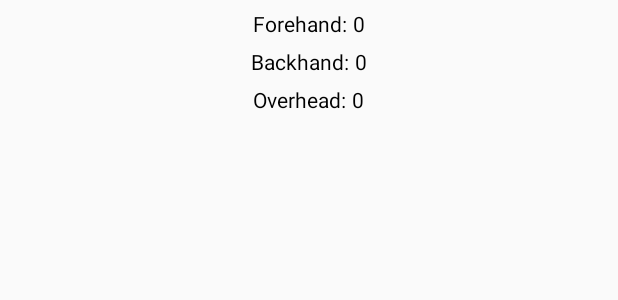
After one commit to kimo9985/Capstone-Project, an Android app: the layout widget_layout.xml on its own in the app's theme, with its tools: preview values and no code run, on a phone screen of 412 x 824 dp. The commit adds this screen. Shown: the top 300 px of the screen. Run offline under Robolectric (Android 15) with nearby library versions, the phone set to English and light mode, and no system bars.

Commit message:
feat:  Implement Widget

```diff
--- a/mobile/src/main/java/com/jimtrinh9985gmail/swingtracker/MainActivity.java
+++ b/mobile/src/main/java/com/jimtrinh9985gmail/swingtracker/MainActivity.java
@@ -16,14 +16,10 @@ import com.google.android.gms.common.ConnectionResult;
 import com.google.android.gms.common.api.GoogleApiClient;
 import com.google.android.gms.common.api.ResultCallback;
 import com.google.android.gms.wearable.DataApi;
-import com.google.android.gms.wearable.DataEvent;
 import com.google.android.gms.wearable.DataEventBuffer;
-import com.google.android.gms.wearable.DataMapItem;
 import com.google.android.gms.wearable.PutDataMapRequest;
 import com.google.android.gms.wearable.PutDataRequest;
 import com.google.android.gms.wearable.Wearable;
-
-import java.util.Random;
 
 import wearprefs.WearPrefs;
 
--- /dev/null
+++ b/mobile/src/main/res/layout/widget_layout.xml
@@ -0,0 +1,91 @@
+<?xml version="1.0" encoding="utf-8"?>
+<FrameLayout
+    xmlns:android="http://schemas.android.com/apk/res/android"
+    android:layout_width="match_parent"
+    android:layout_height="wrap_content" >
+
+    <LinearLayout
+        android:id="@+id/widget"
+        android:layout_width="match_parent"
+        android:layout_height="wrap_content"
+        android:orientation="vertical">
+
+        <LinearLayout
+            android:layout_width="match_parent"
+            android:layout_height="wrap_content"
+            android:id="@+id/row1"
+            android:orientation="horizontal"
+            android:layout_marginTop="6dp"
+            android:gravity="center_horizontal">
+
+            <TextView
+                android:layout_width="wrap_content"
+                android:layout_height="wrap_content"
+                android:text="@string/forehand"
+                android:id="@+id/forehand_text"
+                style="@style/Text" />
+
+            <TextView
+                android:layout_width="wrap_content"
+                android:layout_height="wrap_content"
+                android:layout_marginLeft="4dp"
+                android:layout_marginStart="4dp"
+                android:text="@string/zero"
+                android:id="@+id/forehand_count"
+                style="@style/Text" />
+
+        </LinearLayout>
+
+        <LinearLayout
+            android:layout_width="match_parent"
+            android:layout_height="wrap_content"
+            android:id="@+id/row2"
+            android:orientation="horizontal"
+            android:layout_marginTop="6dp"
+            android:gravity="center_horizontal">
+
+            <TextView
+                android:layout_width="wrap_content"
+                android:layout_height="wrap_content"
+                android:text="@string/backhand"
+                android:id="@+id/backhand_text"
+                style="@style/Text" />
+
+            <TextView
+                android:layout_width="wrap_content"
+                android:layout_height="wrap_content"
+                android:layout_marginLeft="4dp"
+                android:layout_marginStart="4dp"
+                android:text="@string/zero"
+                android:id="@+id/backhand_count"
+                style="@style/Text" />
+
+        </LinearLayout>
+
+        <LinearLayout
+            android:layout_width="match_parent"
+            android:layout_height="wrap_content"
+            android:id="@+id/row3"
+            android:orientation="horizontal"
+            android:layout_marginTop="6dp"
+            android:gravity="center_horizontal">
+
+            <TextView
+                android:layout_width="wrap_content"
+                android:layout_height="wrap_content"
+                android:text="@string/overhead"
+                android:id="@+id/overhead_text"
+                style="@style/Text" />
+
+            <TextView
+                android:layout_width="wrap_content"
+                android:layout_height="wrap_content"
+                android:layout_marginLeft="4dp"
+                android:layout_marginStart="4dp"
+                android:text="@string/zero"
+                android:id="@+id/overhead_count"
+                style="@style/Text" />
+
+        </LinearLayout>
+    </LinearLayout>
+</FrameLayout>
--- a/mobile/src/main/res/values/strings.xml
+++ b/mobile/src/main/res/values/strings.xml
@@ -4,6 +4,11 @@
     <string name="chart_workout">Update Chart</string>
     <string name="chart_height">450dp</string>
     <string name="save_button">Save</string>
+
+    <string name="forehand">Forehand:</string>
+    <string name="backhand">Backhand:</string>
+    <string name="overhead">Overhead:</string>
+    <string name="zero">0</string>
 
     <string name="profile_image">Profile Image</string>
     <string name="profile_cd_image">Profile Image</string>
--- a/wear/src/main/res/values/strings.xml
+++ b/wear/src/main/res/values/strings.xml
@@ -1,8 +1,8 @@
 <resources>
     <string name="app_name">Swing Tracker</string>
-    <string name="forehand">Forehand: </string>
-    <string name="backhand">Backhand: </string>
-    <string name="overhead">Overhead: </string>
+    <string name="forehand">Forehand:</string>
+    <string name="backhand">Backhand:</string>
+    <string name="overhead">Overhead:</string>
     <string name="reset">Reset</string>
     <string name="grip">Lefty / Righty</string>
     <string name="zero">0</string>
```
Also changed, not shown: mobile/src/main/AndroidManifest.xml (+11 -0 lines), mobile/src/main/java/com/jimtrinh9985gmail/swingtracker/ChartFragment.java (+0 -69 lines), mobile/src/main/java/com/jimtrinh9985gmail/swingtracker/ProfileFragment.java (+24 -0 lines), mobile/src/main/java/com/jimtrinh9985gmail/swingtracker/SwingTrackerWidget.java (+36 -1 lines), mobile/src/main/java/com/jimtrinh9985gmail/swingtracker/SwingTrackerWidgetIS.java (deleted, +0 -20 lines), mobile/src/main/res/xml/widget_info.xml (added, +9 -0 lines).
